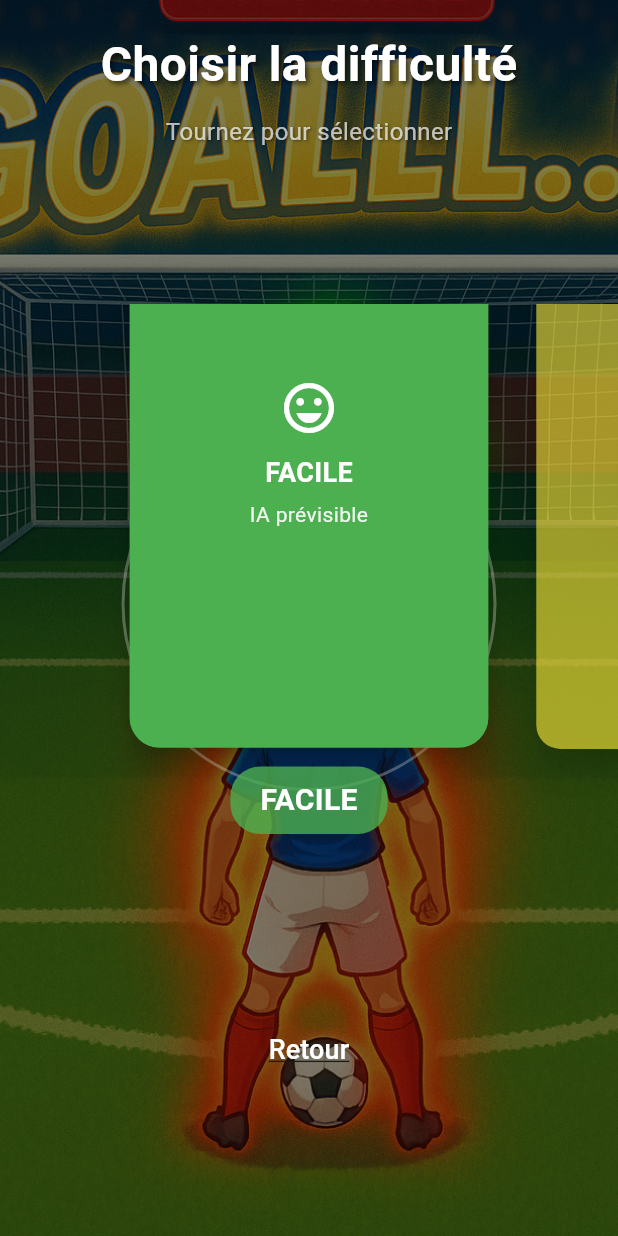
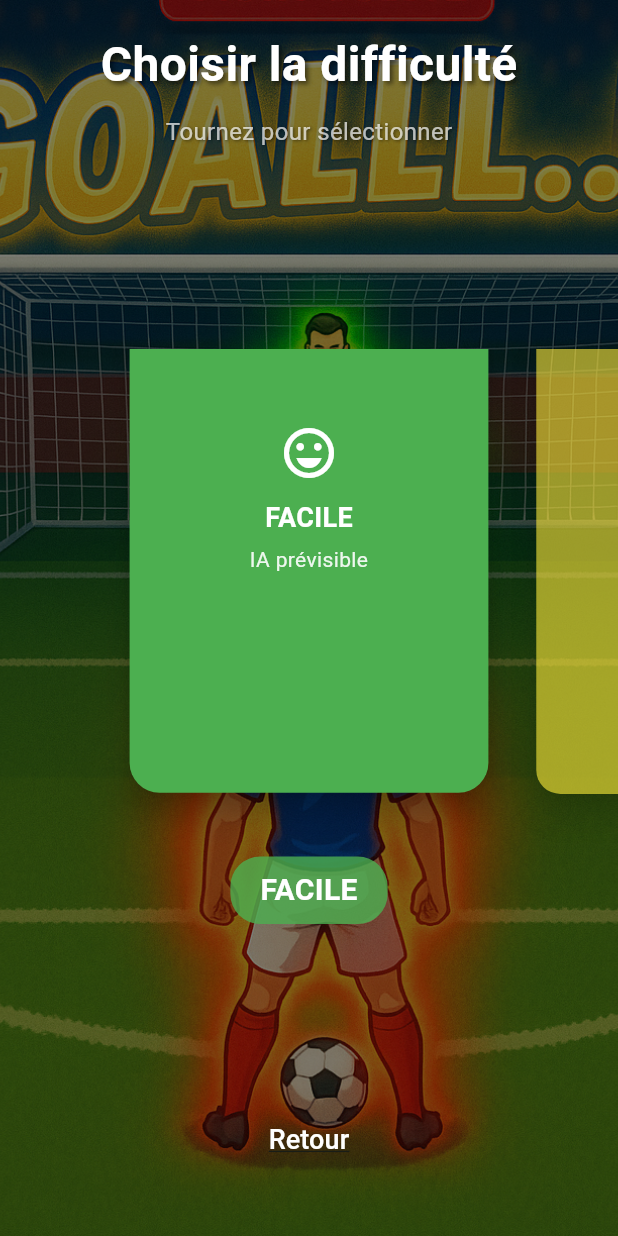
Before and after one commit to Happyazondekon/HappyGoal, a Flutter app: the DifficultySelectionScreen screen opened directly, on a phone screen of 412 x 824 dp. Run offline on Flutter 3.47's test engine with Material 3 defaults, Android fonts, the phone set to English and light mode, and no system bars; our stand-ins replace confetti, just_audio, shared_preferences; accounts and stored records are empty.

Commit message:
removal of the circle

```diff
--- a/lib/screens/difficulty_selection_screen.dart
+++ b/lib/screens/difficulty_selection_screen.dart
@@ -148,14 +148,7 @@ class _DifficultySelectionScreenState extends State<DifficultySelectionScreen> {
                       alignment: Alignment.center,
                       children: [
                         // Effet de cercle de fond
-                        Container(
-                          width: 250,
-                          height: 250,
-                          decoration: BoxDecoration(
-                            shape: BoxShape.circle,
-                            border: Border.all(color: Colors.white30, width: 2),
-                          ),
-                        ),
+
 
                         // Éléments du carousel
                         SizedBox(
@@ -228,7 +221,7 @@ class _DifficultySelectionScreenState extends State<DifficultySelectionScreen> {
 
                 // Bouton Retour
                 Padding(
-                  padding: const EdgeInsets.only(bottom: 100),
+                  padding: const EdgeInsets.only(bottom: 40),
                   child: TextButton(
                     onPressed: () {
                       AudioManager.playSound('click');
```
